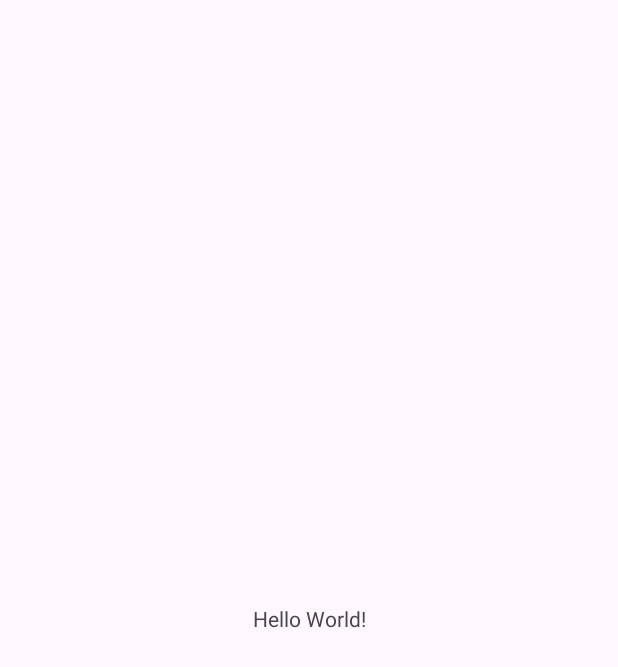
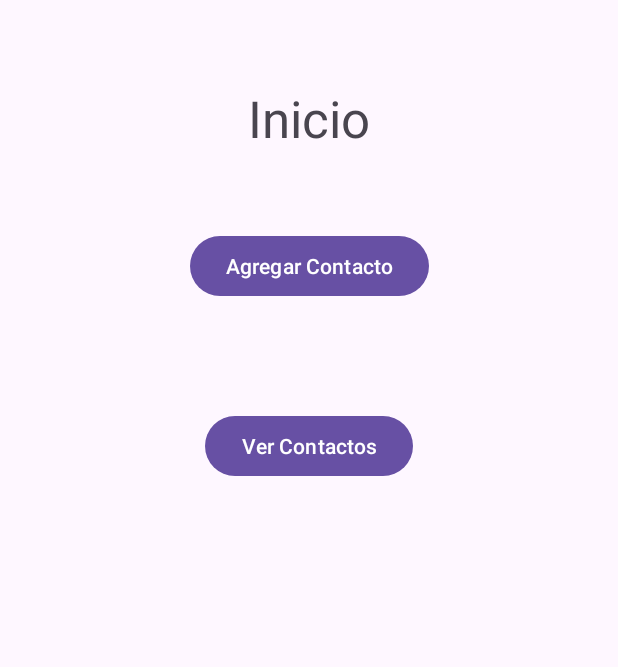
Before and after one commit to HeberGonzalez28/PM1E1206, an Android app: the screen it shows after launch (MainActivity), on a phone screen of 412 x 824 dp. Before the commit the part shown is almost empty. Shown: the top 667 px of the screen. Run offline under Robolectric (Android 15) with nearby library versions, the phone set to English and light mode, and no system bars.

Commit message:
agregar btones en el XML

```diff
--- a/app/src/main/AndroidManifest.xml
+++ b/app/src/main/AndroidManifest.xml
@@ -13,6 +13,9 @@
         android:theme="@style/Theme.PM1E1206"
         tools:targetApi="31">
         <activity
+            android:name=".ActivityAgregar"
+            android:exported="false" />
+        <activity
             android:name=".MainActivity"
             android:exported="true">
             <intent-filter>
--- a/app/src/main/res/layout/activity_main.xml
+++ b/app/src/main/res/layout/activity_main.xml
@@ -7,12 +7,33 @@
     tools:context=".MainActivity">
 
     <TextView
+        android:id="@+id/textView"
         android:layout_width="wrap_content"
         android:layout_height="wrap_content"
-        android:text="Hello World!"
-        app:layout_constraintBottom_toBottomOf="parent"
+        android:layout_marginTop="56dp"
+        android:text="Inicio"
+        android:textSize="34sp"
         app:layout_constraintEnd_toEndOf="parent"
         app:layout_constraintStart_toStartOf="parent"
         app:layout_constraintTop_toTopOf="parent" />
 
+    <Button
+        android:id="@+id/btnagregarcontacto"
+        android:layout_width="wrap_content"
+        android:layout_height="wrap_content"
+        android:layout_marginTop="52dp"
+        android:text="Agregar Contacto"
+        app:layout_constraintEnd_toEndOf="parent"
+        app:layout_constraintStart_toStartOf="parent"
+        app:layout_constraintTop_toBottomOf="@+id/textView" />
+
+    <Button
+        android:id="@+id/btnvercontactos"
+        android:layout_width="wrap_content"
+        android:layout_height="wrap_content"
+        android:layout_marginTop="72dp"
+        android:text="Ver Contactos"
+        app:layout_constraintEnd_toEndOf="parent"
+        app:layout_constraintStart_toStartOf="parent"
+        app:layout_constraintTop_toBottomOf="@+id/btnagregarcontacto" />
 </androidx.constraintlayout.widget.ConstraintLayout>
```
Also changed, not shown: app/src/main/java/com/example/pm1e1206/ActivityAgregar.java (added, +14 -0 lines), app/src/main/res/layout/activity_agregar.xml (added, +9 -0 lines).
